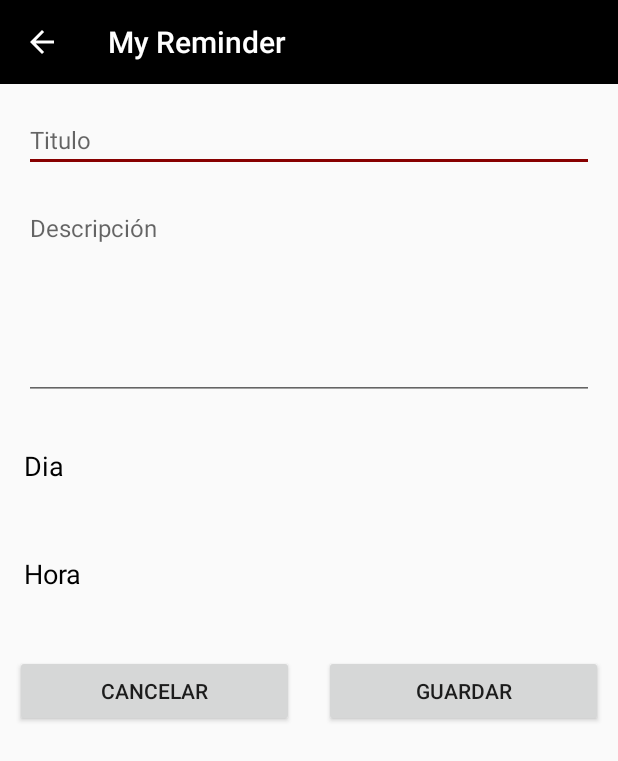
After one commit to Balthair94/MyReminder, an Android app: the AddRemainderActivity screen opened directly, with no data from a screen before it, on a phone screen of 412 x 824 dp. The commit adds this screen. Shown: the top 761 px of the screen. Run offline under Robolectric (Android 15) with nearby library versions, the phone set to English and light mode, and no system bars.

Commit message:
Create view to add remainders

```diff
--- a/app/src/main/AndroidManifest.xml
+++ b/app/src/main/AndroidManifest.xml
@@ -18,5 +18,9 @@
                 <category android:name="android.intent.category.LAUNCHER"/>
             </intent-filter>
         </activity>
+
+        <activity
+                android:name=".addRemainder.AddRemainderActivity"
+                android:screenOrientation="portrait"/>
     </application>
 </manifest>
--- a/app/src/main/java/com/baltazar/myreminder/MainActivity.kt
+++ b/app/src/main/java/com/baltazar/myreminder/MainActivity.kt
@@ -11,7 +11,9 @@ import androidx.appcompat.app.AlertDialog
 import androidx.appcompat.widget.Toolbar
 import com.baltazar.myreminder.utils.SharePreferencesCoordinator
 import android.content.DialogInterface
+import android.content.Intent
 import android.widget.Toast
+import com.baltazar.myreminder.addRemainder.AddRemainderActivity
 import com.baltazar.myreminder.dialogs.InputDialog
 import com.baltazar.myreminder.dialogs.InputDialogListener
 
@@ -68,5 +70,10 @@ class MainActivity : AppCompatActivity(), InputDialogListener {
             dialog.setListener(this)
             dialog.show(supportFragmentManager, "input")
         }
+
+        mButtonAddRemainder?.setOnClickListener {
+            val intent = Intent(this, AddRemainderActivity::class.java)
+            startActivity(intent)
+        }
     }
 }
--- /dev/null
+++ b/app/src/main/java/com/baltazar/myreminder/addRemainder/AddRemainderActivity.kt
@@ -0,0 +1,96 @@
+package com.baltazar.myreminder.addRemainder
+
+import android.app.DatePickerDialog
+import android.app.TimePickerDialog
+import android.graphics.Color
+import android.os.Bundle
+import android.view.MenuItem
+import android.widget.*
+import androidx.appcompat.app.AppCompatActivity
+import androidx.appcompat.widget.Toolbar
+import com.baltazar.myreminder.R
+import java.util.Calendar
+
+/**
+ * @author Baltazar Rodriguez
+ * @since v
+ */
+class AddRemainderActivity: AppCompatActivity(), DatePickerDialog.OnDateSetListener, TimePickerDialog.OnTimeSetListener {
+
+    private var mEditRemainderTitle: EditText? = null
+    private var mEditRemainderDescription: EditText? = null
+    private var mTextDay: TextView? = null
+    private var mTextHour: TextView? = null
+
+    private var mButtonSave: Button? = null
+    private var mButtonCancel: Button? = null
+
+    private var mToolbar: Toolbar? = null
+
+    override fun onCreate(savedInstanceState: Bundle?) {
+        super.onCreate(savedInstanceState)
+        setContentView(R.layout.activity_add_remainder)
+
+        setupWidget()
+    }
+
+    override fun onOptionsItemSelected(item: MenuItem?): Boolean {
+        when(item?.itemId) {
+            android.R.id.home -> finish()
+        }
+        return super.onOptionsItemSelected(item)
+    }
+
+    override fun onDateSet(view: DatePicker?, year: Int, month: Int, dayOfMonth: Int) {
+    }
+
+    override fun onTimeSet(view: TimePicker?, hourOfDay: Int, minute: Int) {
+    }
+
+    private fun setupWidget() {
+        mEditRemainderTitle = findViewById(R.id.edit_remainder_title)
+        mEditRemainderDescription = findViewById(R.id.edit_remainder_description)
+        mTextDay = findViewById(R.id.text_remainder_day)
+        mTextHour = findViewById(R.id.text_remainder_hour)
+
+        mButtonSave = findViewById(R.id.button_save)
+        mButtonCancel = findViewById(R.id.button_cancel)
+
+        mToolbar = findViewById(R.id.toolbar)
+        mToolbar?.setNavigationIcon(R.drawable.ic_arrow_back)
+
+        mToolbar?.let { toolbar ->
+            toolbar.setTitleTextColor(Color.WHITE)
+            setSupportActionBar(toolbar)
+
+            supportActionBar?.apply {
+                title = resources.getString(R.string.app_name)
+                setDisplayHomeAsUpEnabled(true)
+                setDisplayShowHomeEnabled(false)
+            }
+        }
+
+        mButtonCancel?.setOnClickListener { finish() }
+
+        mTextDay?.setOnClickListener {
+            val calendar = Calendar.getInstance()
+            val dialog = DatePickerDialog(
+                this,
+                this,
+                calendar.get(Calendar.YEAR),
+                calendar.get(Calendar.MONTH),
+                calendar.get(Calendar.DAY_OF_MONTH))
+            dialog.show()
+        }
+
+        mTextHour?.setOnClickListener {
+            val calendar = Calendar.getInstance()
+            val timePicker = TimePickerDialog(
+                this,
+                this,
+                calendar.get(Calendar.HOUR_OF_DAY),
+                calendar.get(Calendar.MINUTE), true)
+            timePicker.show()
+        }
+    }
+}
--- /dev/null
+++ b/app/src/main/res/drawable/ic_arrow_back.xml
@@ -0,0 +1,5 @@
+<vector android:height="24dp" android:tint="#FFFFFF"
+    android:viewportHeight="24.0" android:viewportWidth="24.0"
+    android:width="24dp" xmlns:android="http://schemas.android.com/apk/res/android">
+    <path android:fillColor="#FFFFFF" android:pathData="M20,11H7.83l5.59,-5.59L12,4l-8,8 8,8 1.41,-1.41L7.83,13H20v-2z"/>
+</vector>
--- /dev/null
+++ b/app/src/main/res/layout/activity_add_remainder.xml
@@ -0,0 +1,81 @@
+<?xml version="1.0" encoding="utf-8"?>
+<LinearLayout
+        xmlns:android="http://schemas.android.com/apk/res/android"
+        android:layout_width="match_parent"
+        android:layout_height="match_parent"
+        android:orientation="vertical">
+
+    <androidx.appcompat.widget.Toolbar
+            android:id="@+id/toolbar"
+            android:background="@color/colorPrimaryDark"
+            android:layout_width="match_parent"
+            android:layout_height="?attr/actionBarSize"/>
+
+    <LinearLayout
+            android:layout_width="match_parent"
+            android:layout_height="wrap_content"
+            android:orientation="vertical"
+            android:padding="16dp">
+
+        <EditText
+                android:id="@+id/edit_remainder_title"
+                android:inputType="textCapSentences"
+                android:hint="@string/hint_remainder_title"
+                android:textSize="16sp"
+                android:layout_width="match_parent"
+                android:layout_height="wrap_content"/>
+
+        <EditText
+                android:id="@+id/edit_remainder_description"
+                android:layout_marginTop="16dp"
+                android:minLines="6"
+                android:gravity="top"
+                android:inputType="textMultiLine"
+                android:hint="@string/hint_remainder_description"
+                android:textSize="16sp"
+                android:layout_width="match_parent"
+                android:layout_height="wrap_content"/>
+
+        <TextView
+                android:id="@+id/text_remainder_day"
+                android:layout_marginTop="16dp"
+                android:textSize="18sp"
+                android:textColor="@color/colorBlack"
+                android:text="@string/hint_remainder_day"
+                android:layout_width="match_parent"
+                android:gravity="center_vertical"
+                android:layout_height="?attr/actionBarSize"/>
+
+        <TextView
+                android:id="@+id/text_remainder_hour"
+                android:layout_marginTop="16dp"
+                android:textSize="18sp"
+                android:textColor="@color/colorBlack"
+                android:text="@string/hint_remainder_hour"
+                android:layout_width="match_parent"
+                android:gravity="center_vertical"
+                android:layout_height="?attr/actionBarSize"/>
+    </LinearLayout>
+
+    <LinearLayout
+            android:layout_width="match_parent"
+            android:layout_height="wrap_content"
+            android:orientation="horizontal">
+
+        <Button
+                android:layout_margin="10dp"
+                android:id="@+id/button_cancel"
+                android:layout_weight="1"
+                android:text="@string/button_cancel"
+                android:layout_width="0dp"
+                android:layout_height="wrap_content"/>
+
+        <Button
+                android:layout_margin="10dp"
+                android:id="@+id/button_save"
+                android:layout_weight="1"
+                android:text="@string/button_save"
+                android:layout_width="0dp"
+                android:layout_height="wrap_content"/>
+    </LinearLayout>
+</LinearLayout>
--- a/app/src/main/res/values/strings.xml
+++ b/app/src/main/res/values/strings.xml
@@ -14,6 +14,10 @@
     <string name="label_when">Cuando</string>
 
     <string name="hint_user_name">Nombre de usuario</string>
+    <string name="hint_remainder_title">Titulo</string>
+    <string name="hint_remainder_description">Descripción</string>
+    <string name="hint_remainder_day">Dia</string>
+    <string name="hint_remainder_hour">Hora</string>
 
     <string name="button_add">Agregar</string>
     <string name="button_remainders">Recordatorios</string>
```
